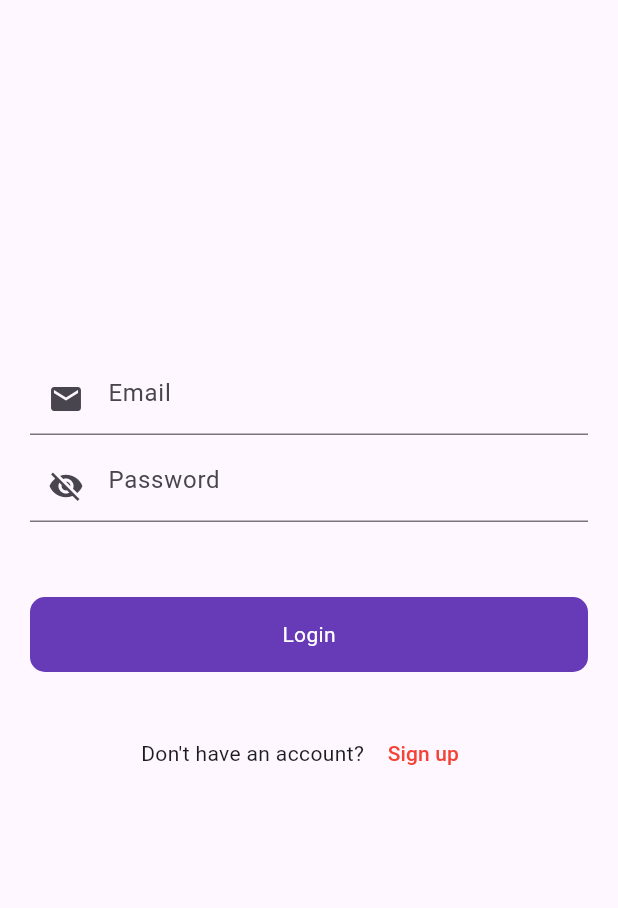
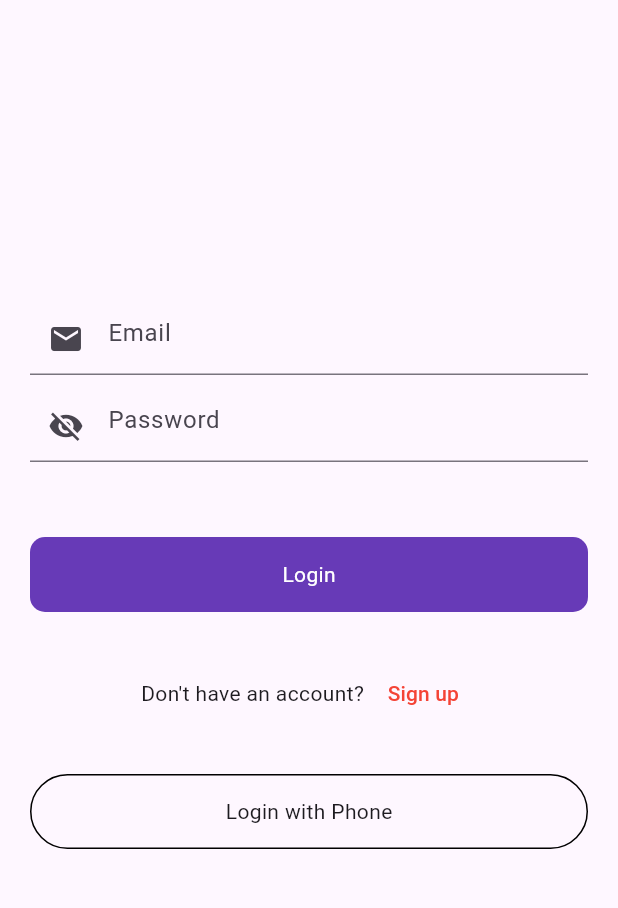
Before and after one commit to gtmpras/firebase, a Flutter app: the screen it shows after launch, on a phone screen of 412 x 824 dp, the part 84-992 px from its top. Run offline on Flutter 3.47's test engine with Material 3 defaults, Android fonts, the phone set to English and light mode, and no system bars; our stand-ins replace firebase_auth, firebase_core, fluttertoast; accounts and stored records are empty.

Commit message:
signin wiht phone_num

```diff
--- a/lib/consts/strings.dart
+++ b/lib/consts/strings.dart
@@ -5,3 +5,4 @@ const email = "Email";
 const password = "Password";
 const Login = "Login";
 const signUp = "Sign up";
+const phonelogin = "Login with Phone";
--- a/lib/ui/auth/login_screen.dart
+++ b/lib/ui/auth/login_screen.dart
@@ -6,6 +6,8 @@ import 'package:fire_base/widgets/round_button.dart';
 import 'package:firebase_auth/firebase_auth.dart';
 import 'package:flutter/material.dart';
 import 'package:flutter/services.dart';
+
+import 'login_with_phone_number.dart';
 
 class LoginScreen extends StatefulWidget {
   const LoginScreen({super.key});
@@ -136,6 +138,25 @@ class _LoginScreenState extends State<LoginScreen> {
 
                 ],
               ),
+
+              SizedBox(height: 30,),
+              InkWell(
+                onTap: (){
+                  Navigator.push(context, MaterialPageRoute(builder: (context)=>LoginWithPhoneNumber()));
+                },
+                child: Container(
+                  height: 50,
+                  decoration: BoxDecoration(
+                    borderRadius: BorderRadius.circular(50),
+                    border: Border.all(
+                      color: Colors.black
+                    )
+                  ),
+                  child: Center(
+                    child: Text(phonelogin),
+                  ),
+                ),
+              )
             ],
           ),
         ),
```
Also changed, not shown: lib/ui/auth/login_with_phone_number.dart (added, +57 -0 lines), lib/ui/auth/verify_code.dart (added, +21 -0 lines).
